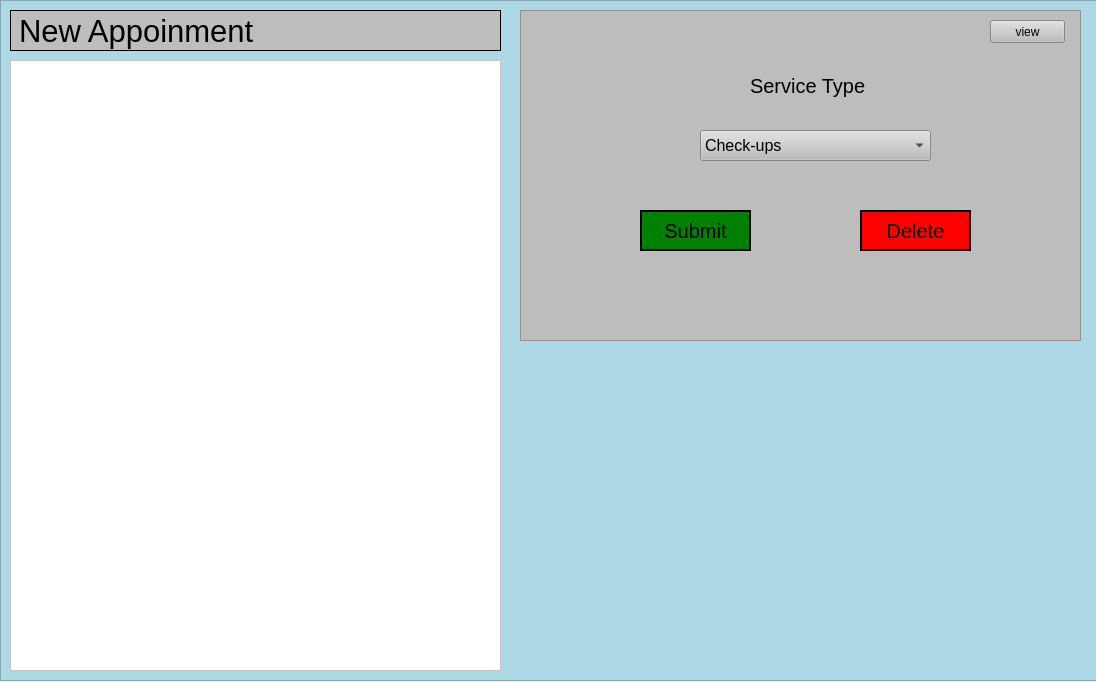
Before: the Qt Designer form Fill.ui in Roberto-Vender/IM-PROJECT, drawn with Qt 5.
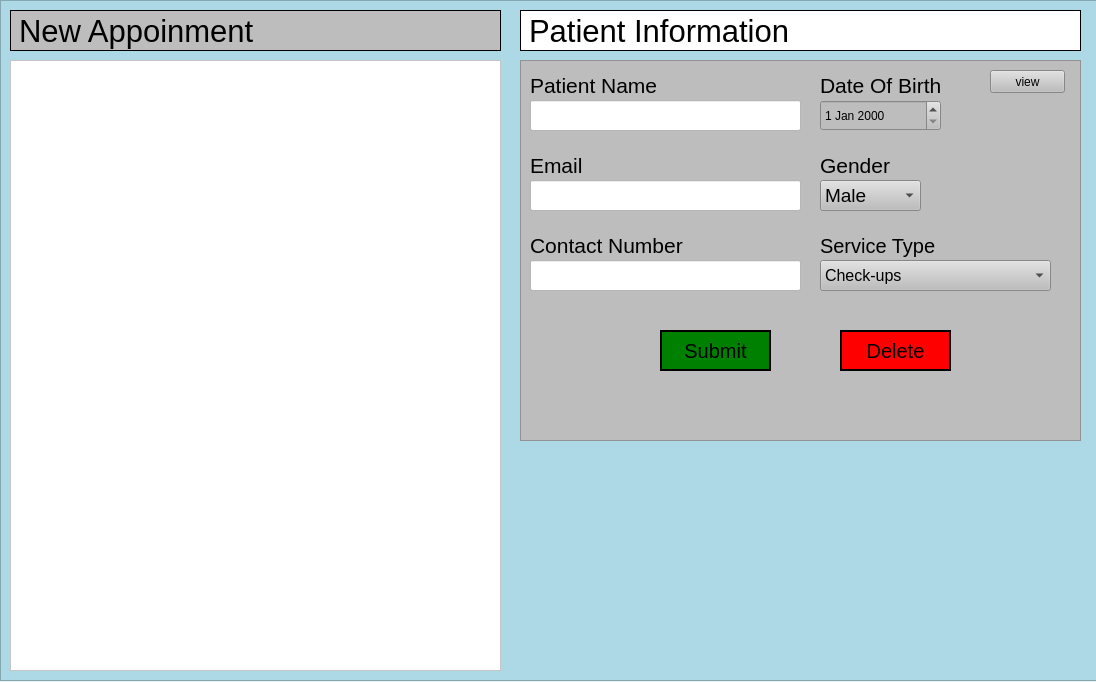
After: the same form once the commit is applied.

What changed in the file:
```diff
--- a/Fill.ui
+++ b/Fill.ui
@@ -86,9 +86,9 @@
     <property name="geometry">
      <rect>
       <x>520</x>
-      <y>10</y>
+      <y>60</y>
       <width>561</width>
-      <height>331</height>
+      <height>381</height>
      </rect>
     </property>
     <property name="styleSheet">
@@ -103,8 +103,8 @@
     <widget class="QLabel" name="clientname_3">
      <property name="geometry">
       <rect>
-       <x>230</x>
-       <y>60</y>
+       <x>300</x>
+       <y>170</y>
        <width>141</width>
        <height>31</height>
       </rect>
@@ -124,8 +124,8 @@
     <widget class="QComboBox" name="combo_box1">
      <property name="geometry">
       <rect>
-       <x>180</x>
-       <y>120</y>
+       <x>300</x>
+       <y>200</y>
        <width>231</width>
        <height>31</height>
       </rect>
@@ -154,8 +154,8 @@
     <widget class="QPushButton" name="cancelbutton">
      <property name="geometry">
       <rect>
-       <x>340</x>
-       <y>200</y>
+       <x>320</x>
+       <y>270</y>
        <width>111</width>
        <height>41</height>
       </rect>
@@ -178,8 +178,8 @@
     <widget class="QPushButton" name="submitbutton">
      <property name="geometry">
       <rect>
-       <x>120</x>
-       <y>200</y>
+       <x>140</x>
+       <y>270</y>
        <width>111</width>
        <height>41</height>
       </rect>
@@ -210,6 +210,188 @@
       <string>view</string>
      </property>
     </widget>
+    <widget class="QLineEdit" name="lineEdit">
+     <property name="geometry">
+      <rect>
+       <x>10</x>
+       <y>40</y>
+       <width>271</width>
+       <height>31</height>
+      </rect>
+     </property>
+     <property name="styleSheet">
+      <string notr="true">background-color:white;
+rounded</string>
+     </property>
+    </widget>
+    <widget class="QLabel" name="label">
+     <property name="geometry">
+      <rect>
+       <x>10</x>
+       <y>10</y>
+       <width>131</width>
+       <height>31</height>
+      </rect>
+     </property>
+     <property name="font">
+      <font>
+       <pointsize>16</pointsize>
+      </font>
+     </property>
+     <property name="text">
+      <string>Patient Name</string>
+     </property>
+    </widget>
+    <widget class="QLabel" name="label_2">
+     <property name="geometry">
+      <rect>
+       <x>10</x>
+       <y>90</y>
+       <width>61</width>
+       <height>31</height>
+      </rect>
+     </property>
+     <property name="font">
+      <font>
+       <pointsize>16</pointsize>
+      </font>
+     </property>
+     <property name="text">
+      <string>Email</string>
+     </property>
+    </widget>
+    <widget class="QLabel" name="label_5">
+     <property name="geometry">
+      <rect>
+       <x>10</x>
+       <y>170</y>
+       <width>161</width>
+       <height>31</height>
+      </rect>
+     </property>
+     <property name="font">
+      <font>
+       <pointsize>16</pointsize>
+      </font>
+     </property>
+     <property name="text">
+      <string>Contact Number</string>
+     </property>
+    </widget>
+    <widget class="QLineEdit" name="lineEdit_5">
+     <property name="geometry">
+      <rect>
+       <x>10</x>
+       <y>120</y>
+       <width>271</width>
+       <height>31</height>
+      </rect>
+     </property>
+     <property name="styleSheet">
+      <string notr="true">background-color:white;
+rounded</string>
+     </property>
+    </widget>
+    <widget class="QLabel" name="label_6">
+     <property name="geometry">
+      <rect>
+       <x>300</x>
+       <y>90</y>
+       <width>131</width>
+       <height>31</height>
+      </rect>
+     </property>
+     <property name="font">
+      <font>
+       <pointsize>16</pointsize>
+      </font>
+     </property>
+     <property name="text">
+      <string>Gender</string>
+     </property>
+    </widget>
+    <widget class="QLineEdit" name="lineEdit_6">
+     <property name="geometry">
+      <rect>
+       <x>10</x>
+       <y>200</y>
+       <width>271</width>
+       <height>31</height>
+      </rect>
+     </property>
+     <property name="styleSheet">
+      <string notr="true">background-color:white;
+rounded</string>
+     </property>
+    </widget>
+    <widget class="QComboBox" name="comboBox">
+     <property name="geometry">
+      <rect>
+       <x>300</x>
+       <y>120</y>
+       <width>101</width>
+       <height>31</height>
+      </rect>
+     </property>
+     <property name="font">
+      <font>
+       <pointsize>14</pointsize>
+      </font>
+     </property>
+     <item>
+      <property name="text">
+       <string>Male</string>
+      </property>
+     </item>
+     <item>
+      <property name="text">
+       <string>Female</string>
+      </property>
+     </item>
+    </widget>
+    <widget class="QLabel" name="label_7">
+     <property name="geometry">
+      <rect>
+       <x>300</x>
+       <y>10</y>
+       <width>161</width>
+       <height>31</height>
+      </rect>
+     </property>
+     <property name="font">
+      <font>
+       <pointsize>16</pointsize>
+      </font>
+     </property>
+     <property name="text">
+      <string>Date Of Birth</string>
+     </property>
+    </widget>
+    <widget class="QDateEdit" name="dateEdit">
+     <property name="geometry">
+      <rect>
+       <x>300</x>
+       <y>40</y>
+       <width>121</width>
+       <height>31</height>
+      </rect>
+     </property>
+    </widget>
+    <zorder>label_2</zorder>
+    <zorder>label</zorder>
+    <zorder>clientname_3</zorder>
+    <zorder>combo_box1</zorder>
+    <zorder>cancelbutton</zorder>
+    <zorder>submitbutton</zorder>
+    <zorder>viewbutton</zorder>
+    <zorder>lineEdit</zorder>
+    <zorder>label_5</zorder>
+    <zorder>lineEdit_5</zorder>
+    <zorder>label_6</zorder>
+    <zorder>lineEdit_6</zorder>
+    <zorder>comboBox</zorder>
+    <zorder>label_7</zorder>
+    <zorder>dateEdit</zorder>
    </widget>
    <widget class="QTableWidget" name="tableWidget">
     <property name="geometry">
@@ -227,14 +409,24 @@
    <widget class="QLabel" name="logo_label">
     <property name="geometry">
      <rect>
-      <x>570</x>
-      <y>370</y>
-      <width>441</width>
-      <height>271</height>
+      <x>520</x>
+      <y>10</y>
+      <width>561</width>
+      <height>41</height>
      </rect>
     </property>
+    <property name="font">
+     <font>
+      <pointsize>23</pointsize>
+     </font>
+    </property>
+    <property name="styleSheet">
+     <string notr="true">background-color: white;
+border: 1px solid black;
+</string>
+    </property>
     <property name="text">
-     <string/>
+     <string>Patient Information</string>
     </property>
    </widget>
    <zorder>frame_2</zorder>
```
Left out of the diff: 4 changed lines with no effect on the pictures.
